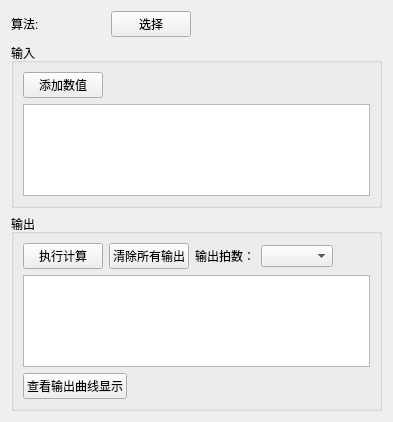
jiaqingguo/FMU_QT, file operstionWidget.ui: the form before one commit.
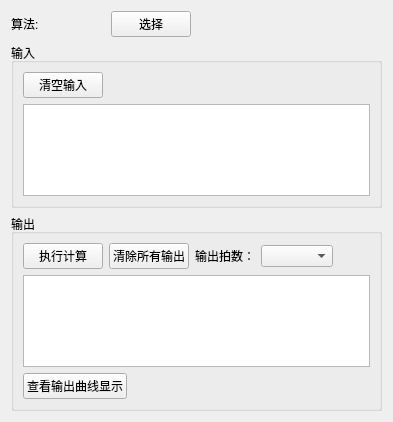
The form after the commit.

Patch:
```diff
--- a/operstionWidget.ui
+++ b/operstionWidget.ui
@@ -75,7 +75,7 @@
         <item>
          <widget class="QPushButton" name="btn_add_value">
           <property name="text">
-           <string>添加数值</string>
+           <string>清空输入</string>
           </property>
          </widget>
         </item>
```
Left out of the diff: 2 changed lines with no effect on the pictures.
